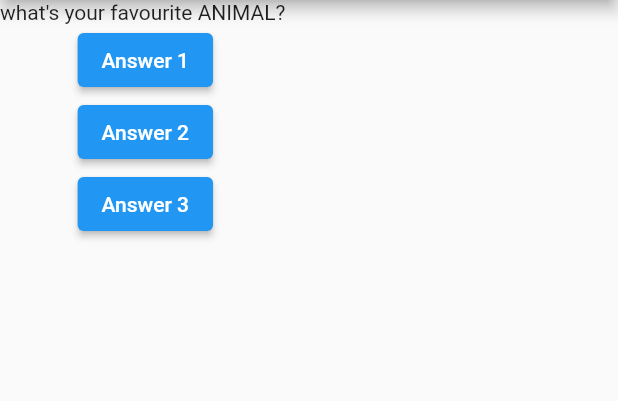
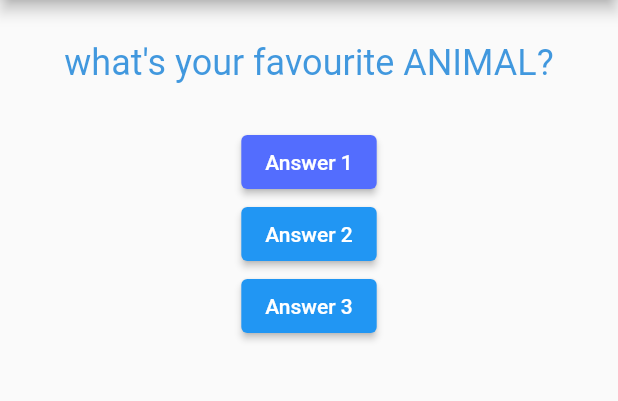
Before and after one commit to rajpranit/quiz-app, a Flutter app: the screen it shows after launch, after a tap on "Answer 1", on a phone screen of 412 x 824 dp, the part 84-485 px from its top. Run offline on Flutter 3.47's test engine with Material 2 defaults, Android fonts, the phone set to English and light mode, and no system bars.

Commit message:
Step-4 Question Widget

```diff
--- a/lib/main.dart
+++ b/lib/main.dart
@@ -1,23 +1,21 @@
 import 'package:flutter/material.dart';
+import './question.dart';
 
 void main() => runApp(MyApp());
 
 class MyApp extends StatefulWidget {
-
   @override
   State<MyApp> createState() => _MyAppState();
 }
 
 class _MyAppState extends State<MyApp> {
-  var questionIndex = 0;
+  var _questionIndex = 0;
 
-  void answerQuestion(){
-    setState( () {
-       questionIndex += 1;
-       print(questionIndex);
+  void _answerQuestion() {
+    setState(() {
+      _questionIndex += 1;
+      print(_questionIndex);
     });
-
-
   }
 
   var questions = [
@@ -34,10 +32,13 @@ class _MyAppState extends State<MyApp> {
           ),
           body: Column(
             children: <Widget>[
-              Text(questions[questionIndex]),
+              Question(questions[_questionIndex]),
               ElevatedButton(
+                style: ButtonStyle(
+                    backgroundColor:
+                        MaterialStateProperty.all(Colors.indigoAccent)),
                 child: Text("Answer 1"),
-                onPressed: answerQuestion,
+                onPressed: _answerQuestion,
               ),
               ElevatedButton(
                 child: Text("Answer 2"),
@@ -45,7 +46,7 @@ class _MyAppState extends State<MyApp> {
               ),
               ElevatedButton(
                 child: Text("Answer 3"),
-                onPressed: answerQuestion,
+                onPressed: _answerQuestion,
               )
             ],
           )),
--- /dev/null
+++ b/lib/question.dart
@@ -0,0 +1,24 @@
+import 'package:flutter/material.dart';
+
+class Question extends StatelessWidget {
+  // const Question({Key key}) : super(key: key);
+  final String questionText;
+
+  Question(this.questionText);
+
+  @override
+  Widget build(BuildContext context) {
+    return Container(
+      margin: EdgeInsets.all(28),
+      width: double.infinity,
+      child: Text(
+        questionText,
+        style: TextStyle(
+          color: Color.fromARGB(197, 11, 123, 214),
+          fontSize: 24,
+        ),
+        textAlign: TextAlign.center,
+      ),
+    );
+  }
+}
```
